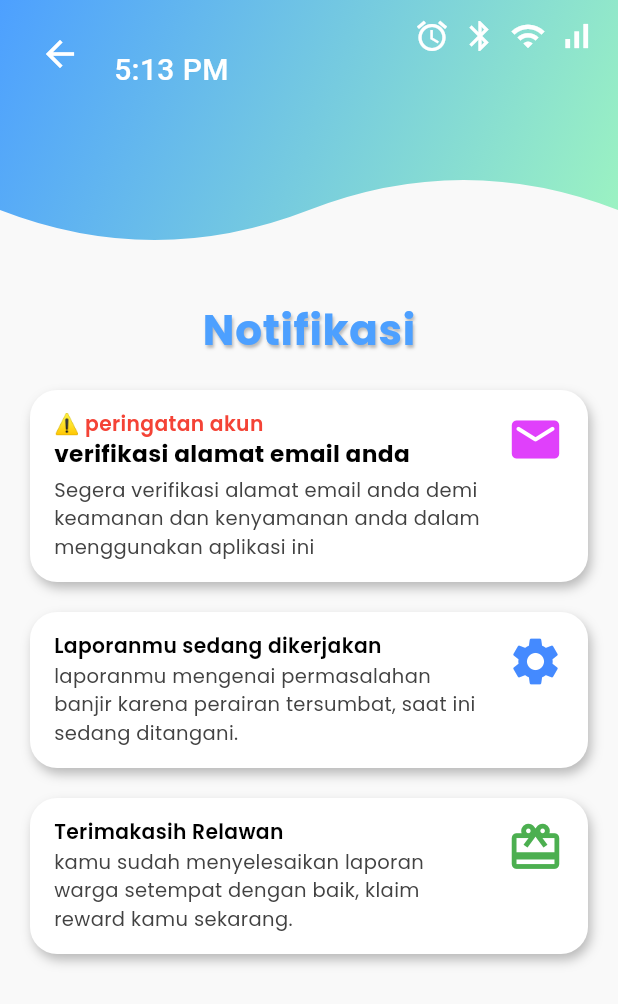
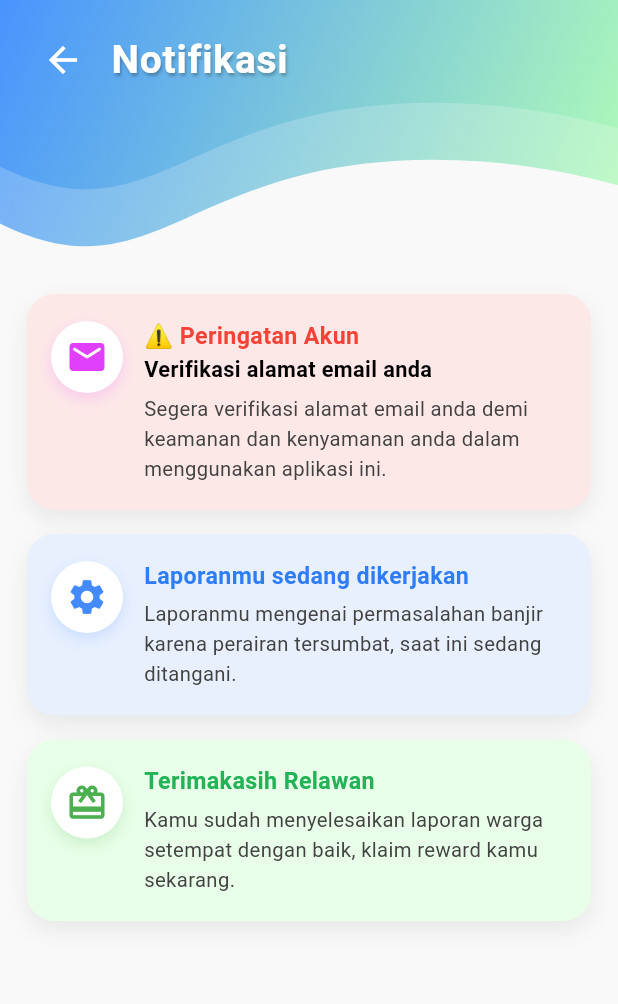
Before and after one commit to ArifbillahKamil/Water-Guard-Project, a Flutter app: the NotificationPage screen opened directly, on a phone screen of 412 x 824 dp. Shown: the top 1004 px of the screen. Run offline on Flutter 3.47's test engine with Material 3 defaults, Android fonts, the phone set to English and light mode, and no system bars; our stand-ins replace font_awesome_flutter, google_fonts.

Commit message:
debugging frontend

```diff
--- a/lib/screens/loading_screen.dart
+++ b/lib/screens/loading_screen.dart
@@ -1,5 +1,4 @@
 import 'package:flutter/material.dart';
-import 'package:google_fonts/google_fonts.dart';
 
 class LoadingScreen extends StatefulWidget {
   const LoadingScreen({Key? key}) : super(key: key);
@@ -60,11 +59,13 @@ class _LoadingScreenState extends State<LoadingScreen>
             opacity: _fadeAnimation,
             child: Text(
               "Water Guard",
-              style: GoogleFonts.pacifico(
+              style: const TextStyle(
                 color: Colors.white,
                 fontSize: 32,
                 letterSpacing: 1,
                 fontWeight: FontWeight.w400,
+                fontFamily:
+                    'Pacifico', // Jika ingin font khusus, pastikan sudah didaftarkan di pubspec.yaml
               ),
             ),
           ),
--- a/lib/screens/notification_screen.dart
+++ b/lib/screens/notification_screen.dart
@@ -1,5 +1,5 @@
 import 'package:flutter/material.dart';
-import 'package:google_fonts/google_fonts.dart';
+import '../widgets/double_wave_header.dart';
 
 class NotificationPage extends StatelessWidget {
   const NotificationPage({super.key});
@@ -10,64 +10,41 @@ class NotificationPage extends StatelessWidget {
       backgroundColor: const Color(0xfff9f9f9),
       body: Column(
         children: [
-          // ===== HEADER DENGAN WAVE =====
+          // ===== HEADER KONSISTEN TANPA JAM =====
           Stack(
             children: [
-              ClipPath(
-                clipper: WaveClipper(),
-                child: Container(
-                  width: double.infinity,
-                  height: 180,
-                  decoration: const BoxDecoration(
-                    gradient: LinearGradient(
-                      colors: [Color(0xFF4da0ff), Color(0xFF9ef5c0)],
-                      begin: Alignment.topLeft,
-                      end: Alignment.bottomRight,
-                    ),
-                  ),
-                ),
-              ),
+              const DoubleWaveHeader(height: 170),
               SafeArea(
                 child: Padding(
-                  padding: const EdgeInsets.symmetric(horizontal: 16, vertical: 12),
-                  child: Stack(
+                  padding: const EdgeInsets.symmetric(
+                    horizontal: 18,
+                    vertical: 16,
+                  ),
+                  child: Row(
                     children: [
-                      // Tombol Back
-                      Align(
-                        alignment: Alignment.topLeft,
-                        child: IconButton(
-                          icon: const Icon(Icons.arrow_back,
-                              color: Colors.white, size: 28),
-                          onPressed: () => Navigator.pop(context),
+                      IconButton(
+                        icon: const Icon(
+                          Icons.arrow_back,
+                          color: Colors.white,
+                          size: 28,
                         ),
+                        onPressed: () => Navigator.pop(context),
                       ),
-                      // Status Bar Icons
-                      Align(
-                        alignment: Alignment.topRight,
-                        child: Row(
-                          mainAxisSize: MainAxisSize.min,
-                          children: const [
-                            Icon(Icons.alarm, color: Colors.white),
-                            SizedBox(width: 8),
-                            Icon(Icons.bluetooth, color: Colors.white),
-                            SizedBox(width: 8),
-                            Icon(Icons.wifi, color: Colors.white),
-                            SizedBox(width: 8),
-                            Icon(Icons.signal_cellular_alt, color: Colors.white),
+                      const SizedBox(width: 8),
+                      const Text(
+                        "Notifikasi",
+                        style: TextStyle(
+                          color: Colors.white,
+                          fontSize: 26,
+                          fontWeight: FontWeight.w700,
+                          letterSpacing: 0.5,
+                          shadows: [
+                            Shadow(
+                              color: Colors.black26,
+                              offset: Offset(1, 2),
+                              blurRadius: 2,
+                            ),
                           ],
-                        ),
-                      ),
-                      // Jam
-                      const Positioned(
-                        left: 60,
-                        top: 20,
-                        child: Text(
-                          "5:13 PM",
-                          style: TextStyle(
-                            color: Colors.white,
-                            fontSize: 20,
-                            fontWeight: FontWeight.w500,
-                          ),
                         ),
                       ),
                     ],
@@ -77,64 +54,44 @@ class NotificationPage extends StatelessWidget {
             ],
           ),
 
-          const SizedBox(height: 20),
-
-          // ===== JUDUL NOTIFIKASI =====
-          Padding(
-            padding: const EdgeInsets.symmetric(horizontal: 20),
-            child: Text(
-              "Notifikasi",
-              style: GoogleFonts.poppins(
-                fontSize: 28,
-                fontWeight: FontWeight.w700,
-                color: const Color(0xFF4da0ff),
-                letterSpacing: 0.5,
-                shadows: const [
-                  Shadow(
-                    color: Colors.black26,
-                    offset: Offset(1, 2),
-                    blurRadius: 2,
-                  ),
-                ],
-              ),
-            ),
-          ),
-
-          const SizedBox(height: 20),
+          const SizedBox(height: 18),
 
           // ===== KONTEN NOTIFIKASI =====
           Expanded(
             child: ListView(
-              padding: const EdgeInsets.symmetric(horizontal: 20),
+              padding: const EdgeInsets.symmetric(horizontal: 18, vertical: 8),
               children: const [
                 NotificationCard(
-                  title: "⚠️ peringatan akun",
+                  title: "⚠️ Peringatan Akun",
                   titleColor: Colors.red,
-                  subtitleBold: "verifikasi alamat email anda",
+                  subtitleBold: "Verifikasi alamat email anda",
                   message:
-                      "Segera verifikasi alamat email anda demi keamanan dan kenyamanan anda dalam menggunakan aplikasi ini",
+                      "Segera verifikasi alamat email anda demi keamanan dan kenyamanan anda dalam menggunakan aplikasi ini.",
                   icon: Icons.email_rounded,
                   iconColor: Colors.purpleAccent,
+                  bgColor: Color(0xFFFDE8E8),
                 ),
-                SizedBox(height: 20),
+                SizedBox(height: 16),
                 NotificationCard(
                   title: "Laporanmu sedang dikerjakan",
-                  titleColor: Colors.black,
+                  titleColor: Color(0xFF2E7DF6),
                   subtitleBold: "",
                   message:
-                      "laporanmu mengenai permasalahan banjir karena perairan tersumbat, saat ini sedang ditangani.",
+                      "Laporanmu mengenai permasalahan banjir karena perairan tersumbat, saat ini sedang ditangani.",
                   icon: Icons.settings,
                   iconColor: Colors.blueAccent,
+                  bgColor: Color(0xFFE8F0FE),
                 ),
-                SizedBox(height: 20),
+                SizedBox(height: 16),
                 NotificationCard(
                   title: "Terimakasih Relawan",
-                  titleColor: Colors.black,
+                  titleColor: Color(0xFF21B356),
                   subtitleBold: "",
                   message:
-                      "kamu sudah menyelesaikan laporan warga setempat dengan baik, klaim reward kamu sekarang.",
+                      "Kamu sudah menyelesaikan laporan warga setempat dengan baik, klaim reward kamu sekarang.",
                   icon: Icons.card_giftcard,
                   iconColor: Colors.green,
+                  bgColor: Color(0xFFE8FEE8),
                 ),
               ],
             ),
@@ -153,6 +110,7 @@ class NotificationCard extends StatelessWidget {
   final String message;
   final IconData icon;
   final Color iconColor;
+  final Color bgColor;
 
   const NotificationCard({
     super.key,
@@ -162,58 +120,74 @@ class NotificationCard extends StatelessWidget {
     required this.message,
     required this.icon,
     required this.iconColor,
+    required this.bgColor,
   });
 
   @override
   Widget build(BuildContext context) {
     return Container(
-      padding: const EdgeInsets.symmetric(horizontal: 16, vertical: 14),
+      padding: const EdgeInsets.symmetric(horizontal: 16, vertical: 18),
       decoration: BoxDecoration(
-        color: Colors.white,
+        color: bgColor,
         borderRadius: BorderRadius.circular(18),
-        boxShadow: const [
+        boxShadow: [
           BoxShadow(
-            color: Colors.black26,
-            offset: Offset(2, 4),
-            blurRadius: 6,
+            color: Colors.black.withOpacity(0.07),
+            blurRadius: 12,
+            offset: const Offset(0, 6),
           ),
         ],
       ),
       child: Row(
         crossAxisAlignment: CrossAxisAlignment.start,
         children: [
+          Container(
+            width: 48,
+            height: 48,
+            decoration: BoxDecoration(
+              color: Colors.white,
+              shape: BoxShape.circle,
+              boxShadow: [
+                BoxShadow(
+                  color: iconColor.withOpacity(0.18),
+                  blurRadius: 8,
+                  offset: const Offset(0, 4),
+                ),
+              ],
+            ),
+            child: Icon(icon, size: 28, color: iconColor),
+          ),
+          const SizedBox(width: 14),
           Expanded(
             child: Column(
               crossAxisAlignment: CrossAxisAlignment.start,
               children: [
-                // Judul Kecil
                 Text(
                   title,
-                  style: GoogleFonts.poppins(
-                    fontSize: 13.5,
-                    fontWeight: FontWeight.w600,
+                  style: TextStyle(
+                    fontSize: 15.5,
+                    fontWeight: FontWeight.w700,
                     color: titleColor,
                     height: 1.2,
                   ),
                 ),
-                const SizedBox(height: 3),
-                // Subjudul (bold)
-                if (subtitleBold.isNotEmpty)
+                if (subtitleBold.isNotEmpty) ...[
+                  const SizedBox(height: 4),
                   Text(
                     subtitleBold,
-                    style: GoogleFonts.poppins(
-                      fontSize: 15.5,
-                      fontWeight: FontWeight.w700,
+                    style: const TextStyle(
+                      fontSize: 14.5,
+                      fontWeight: FontWeight.w600,
                       color: Colors.black,
                       height: 1.3,
                     ),
                   ),
-                if (subtitleBold.isNotEmpty) const SizedBox(height: 4),
-                // Isi pesan
+                ],
+                const SizedBox(height: 6),
                 Text(
                   message,
-                  style: GoogleFonts.poppins(
-                    fontSize: 13,
+                  style: TextStyle(
+                    fontSize: 13.5,
                     fontWeight: FontWeight.w400,
                     color: Colors.grey[800],
                     height: 1.5,
@@ -222,36 +196,8 @@ class NotificationCard extends StatelessWidget {
               ],
             ),
           ),
-          const SizedBox(width: 12),
-          Icon(icon, size: 38, color: iconColor),
         ],
       ),
     );
   }
 }
-
-// ===== CLIPPER WAVE =====
-class WaveClipper extends CustomClipper<Path> {
-  @override
-  Path getClip(Size size) {
-    final Path path = Path();
-    path.lineTo(0, size.height - 40);
-
-    final firstControlPoint = Offset(size.width / 4, size.height);
-    final firstEndPoint = Offset(size.width / 2, size.height - 40);
-    final secondControlPoint = Offset(3 * size.width / 4, size.height - 80);
-    final secondEndPoint = Offset(size.width, size.height - 40);
-
-    path.quadraticBezierTo(firstControlPoint.dx, firstControlPoint.dy,
-        firstEndPoint.dx, firstEndPoint.dy);
-    path.quadraticBezierTo(secondControlPoint.dx, secondControlPoint.dy,
-        secondEndPoint.dx, secondEndPoint.dy);
-
-    path.lineTo(size.width, 0);
-    path.close();
-    return path;
-  }
-
-  @override
-  bool shouldReclip(CustomClipper<Path> oldClipper) => false;
-}
```
Also changed, not shown: lib/main.dart (+6 -2 lines), lib/screens/dashboard_screen.dart (+21 -98 lines), pubspec.yaml (+9 -5 lines), assets/hero_worker.png (added), pubspec.lock.
